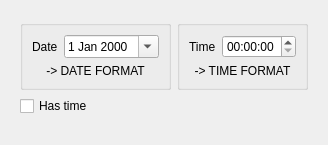
Qt form CustomTimeCtrl/datetime.ui (doublebyte1/CustomTimeCtrl) before a commit.
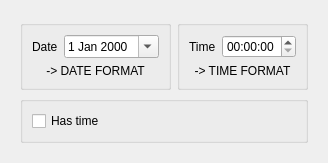
The same form after that commit. Icons and pictures are not drawn.

What changed in the file:
```diff
--- a/CustomTimeCtrl/datetime.ui
+++ b/CustomTimeCtrl/datetime.ui
@@ -35,8 +35,6 @@
      <property name="frameShadow">
       <enum>QFrame::Raised</enum>
      </property>
-     <layout class="QFormLayout" name="formLayout_3">
-      <item row="0" column="0">
        <layout class="QVBoxLayout" name="verticalLayout">
         <item>
          <layout class="QHBoxLayout" name="horizontalLayout_2">
@@ -154,13 +152,31 @@
          </layout>
         </item>
         <item>
+       <widget class="QGroupBox" name="groupHasTime">
+        <property name="title">
+         <string/>
+        </property>
+        <property name="flat">
+         <bool>true</bool>
+        </property>
+        <layout class="QHBoxLayout" name="horizontalLayout_3">
+         <item>
          <widget class="QCheckBox" name="checkTime">
+           <property name="sizePolicy">
+            <sizepolicy hsizetype="Expanding" vsizetype="Fixed">
+             <horstretch>0</horstretch>
+             <verstretch>0</verstretch>
+            </sizepolicy>
+           </property>
           <property name="text">
            <string>Has time</string>
           </property>
          </widget>
         </item>
        </layout>
+        <zorder>checkTime</zorder>
+        <zorder></zorder>
+       </widget>
       </item>
      </layout>
     </widget>
```
Left out of the diff: 8 changed lines with no effect on the pictures. Lines whose indentation alone changed are shown as unchanged.
